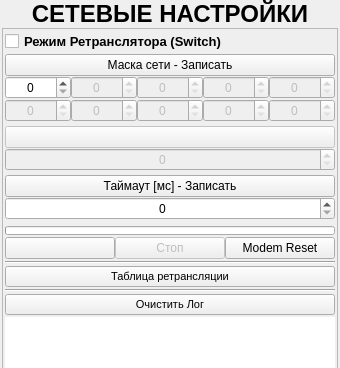
Above: ANDROID_FORMS/net_settings_form.ui from DavidSiegman/PLC_RF_Configurator before the change; both pictures show x 0 to 340 and y 0 to 368 of the 340 by 560 pixel window. Below: the same form after it.
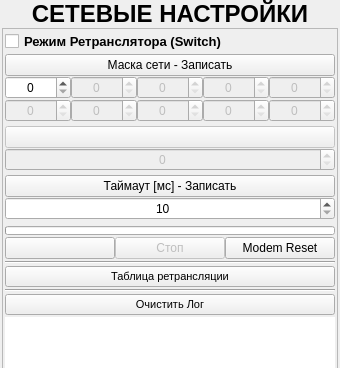
That is the form after the change. Icons and pictures are not drawn.

```diff
--- a/ANDROID_FORMS/net_settings_form.ui
+++ b/ANDROID_FORMS/net_settings_form.ui
@@ -568,11 +568,14 @@
                   <property name="alignment">
                    <set>Qt::AlignCenter</set>
                   </property>
+                  <property name="minimum">
+                   <number>10</number>
+                  </property>
                   <property name="maximum">
                    <number>30000</number>
                   </property>
                   <property name="value">
-                   <number>0</number>
+                   <number>10</number>
                   </property>
                  </widget>
                 </item>
```
